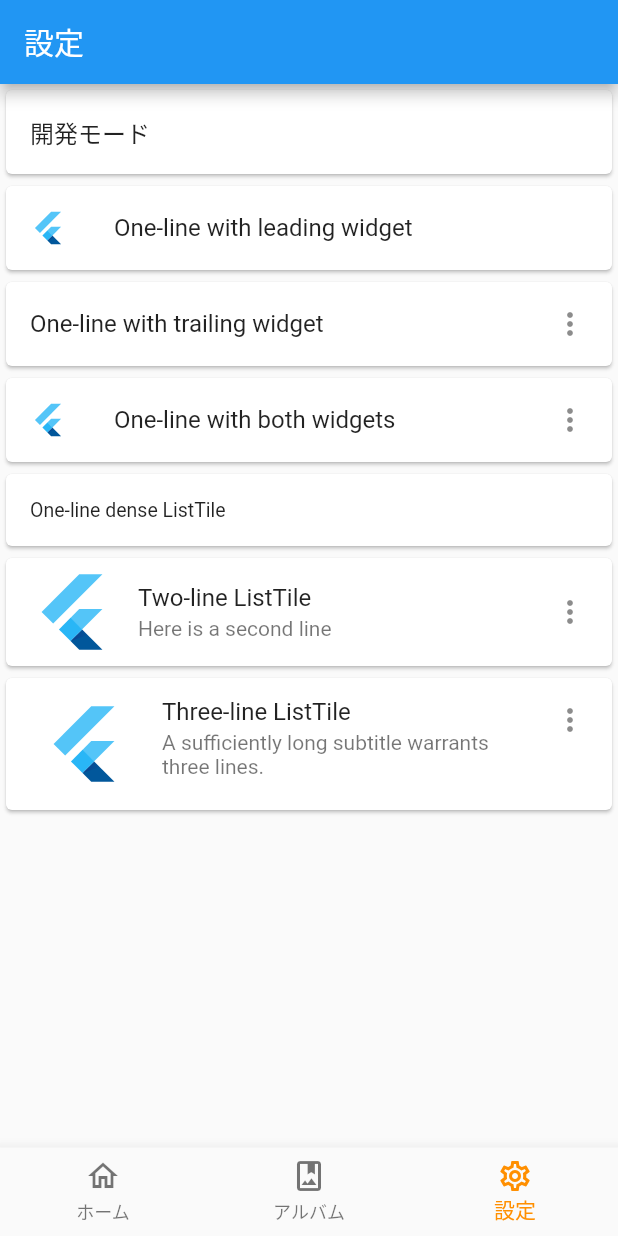
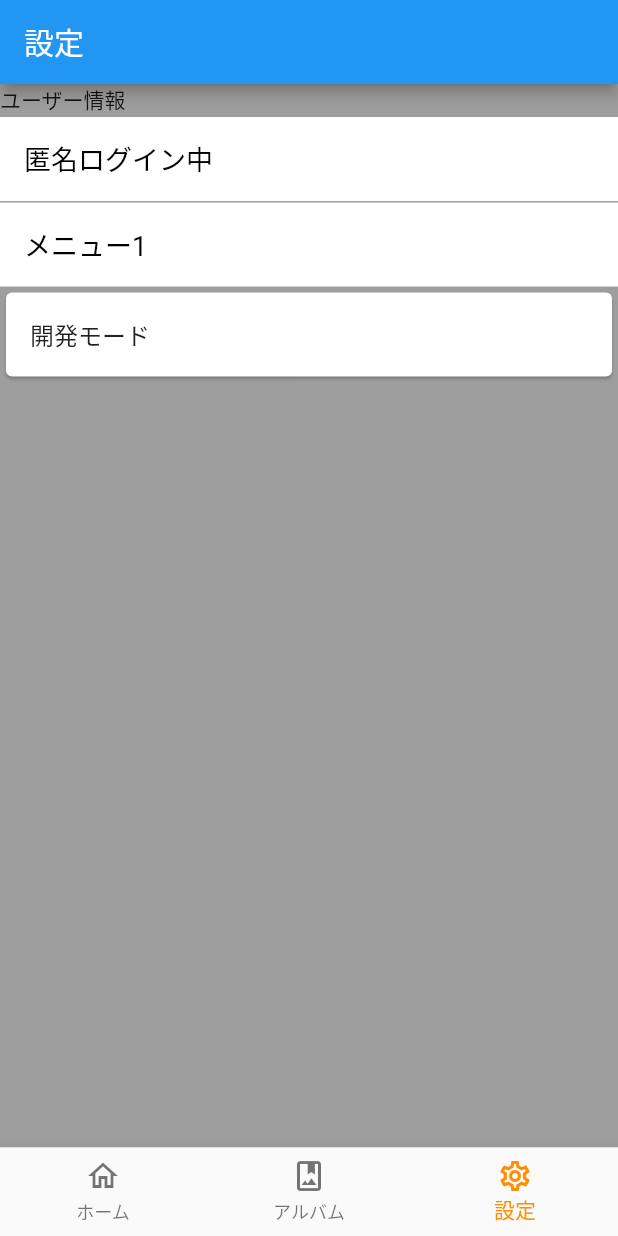
Before and after one commit to y0303noki/DrinkMemo, a Flutter app: the screen it shows after launch, item 3 of the bottom bar chosen, on a phone screen of 412 x 824 dp. Run offline on Flutter 3.47's test engine with Material 2 defaults, Android fonts, the phone set to English and light mode, and no system bars; drawn by our look-alikes of flutter_easyloading; our stand-ins replace cloud_firestore, firebase_auth, firebase_core, firebase_storage, flutter_typeahead, image_picker; accounts and stored records are empty; network calls fail.

Commit message:
設定ちょっとだけ変更

```diff
--- a/lib/pages/settingPage/setting_list_page.dart
+++ b/lib/pages/settingPage/setting_list_page.dart
@@ -10,13 +10,66 @@ class SettingListPage extends StatelessWidget {
     final bottomNavigationData =
         Provider.of<BottomNavigationProvider>(context, listen: false);
 
-    // if (albumsData.albumModels.isEmpty) {
-    //   print('album');
-    //   albumsData.findAlbumDatas();
-    // }
+    Widget _menuItem(String title) {
+      return Container(
+        decoration: const BoxDecoration(
+          color: Colors.white,
+          border: Border(
+            top: BorderSide(
+              width: 1.0,
+              color: Colors.grey,
+            ),
+          ),
+        ),
+        child: ListTile(
+          title: Text(
+            title,
+            style: TextStyle(color: Colors.black, fontSize: 18.0),
+          ),
+          onTap: () {
+            print("onTap called.");
+          }, // タップ
+          onLongPress: () {
+            print("onLongPress called.");
+          }, // 長押し
+        ),
+      );
+    }
 
-    return ListView(
-      children: <Widget>[
+    return Container(
+      color: Colors.grey,
+      child: ListView(children: [
+        Container(
+          child: Text(
+            'ユーザー情報',
+          ),
+        ),
+        Container(
+          decoration: const BoxDecoration(
+            color: Colors.white,
+            border: Border(
+              top: BorderSide(
+                width: 1.0,
+                color: Colors.grey,
+              ),
+            ),
+          ),
+          child: ListTile(
+            title: Text(
+              '匿名ログイン中',
+              style: TextStyle(color: Colors.black, fontSize: 18.0),
+            ),
+            onTap: () {
+              print("onTap called.");
+            }, // タップ
+            onLongPress: () {
+              print("onLongPress called.");
+            }, // 長押し
+          ),
+        ),
+        _menuItem(
+          "メニュー1",
+        ),
         Card(
           child: InkWell(
             onTap: () {
@@ -29,55 +82,12 @@ class SettingListPage extends StatelessWidget {
                 ),
               );
             },
-            child: ListTile(
+            child: const ListTile(
               title: Text('開発モード'),
             ),
           ),
         ),
-        Card(
-          child: ListTile(
-            leading: FlutterLogo(),
-            title: Text('One-line with leading widget'),
-          ),
-        ),
-        Card(
-          child: ListTile(
-            title: Text('One-line with trailing widget'),
-            trailing: Icon(Icons.more_vert),
-          ),
-        ),
-        Card(
-          child: ListTile(
-            leading: FlutterLogo(),
-            title: Text('One-line with both widgets'),
-            trailing: Icon(Icons.more_vert),
-          ),
-        ),
-        Card(
-          child: ListTile(
-            title: Text('One-line dense ListTile'),
-            dense: true,
-          ),
-        ),
-        Card(
-          child: ListTile(
-            leading: FlutterLogo(size: 56.0),
-            title: Text('Two-line ListTile'),
-            subtitle: Text('Here is a second line'),
-            trailing: Icon(Icons.more_vert),
-          ),
-        ),
-        Card(
-          child: ListTile(
-            leading: FlutterLogo(size: 72.0),
-            title: Text('Three-line ListTile'),
-            subtitle:
-                Text('A sufficiently long subtitle warrants three lines.'),
-            trailing: Icon(Icons.more_vert),
-            isThreeLine: true,
-          ),
-        ),
-      ],
+      ]),
     );
   }
 }
```
